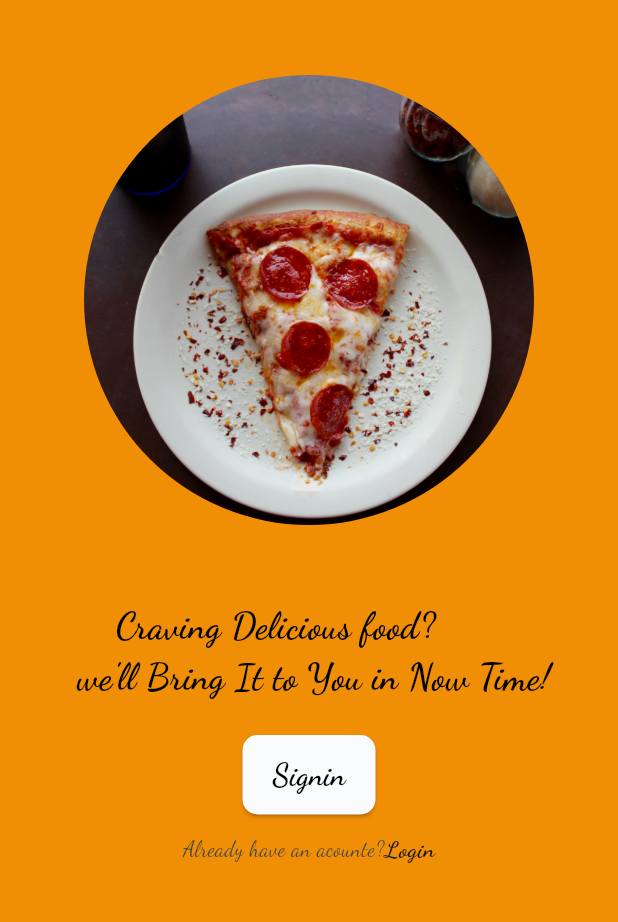
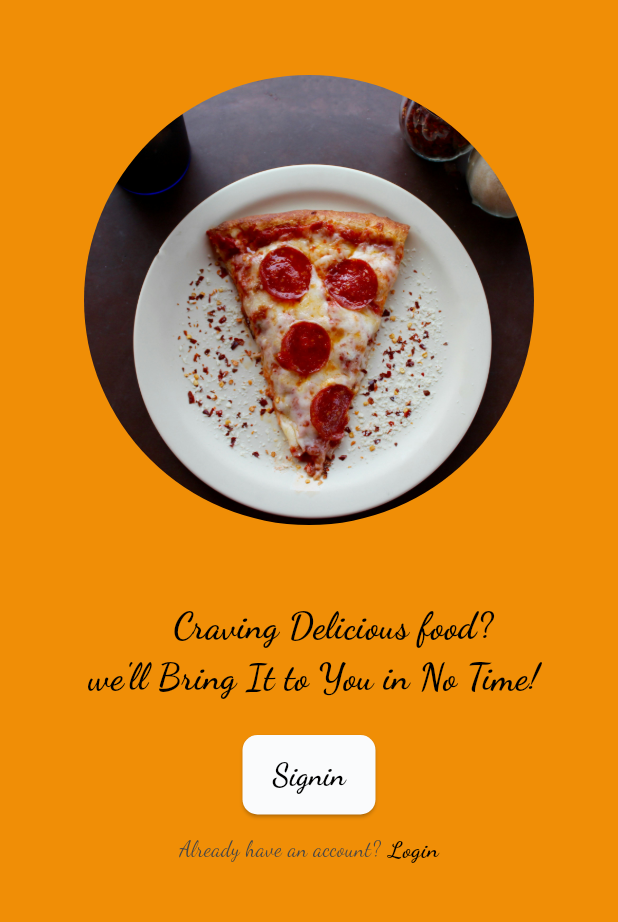
Before and after one commit to ahMEDtameR132/DeliverEats_app, a Flutter app: the screen it shows after launch, on a phone screen of 412 x 824 dp, the part 54-976 px from its top. Run offline on Flutter 3.47's test engine with Material 3 defaults, Android fonts, the phone set to English and light mode, and no system bars; our stand-ins replace dio, flutter_bloc, google_fonts.

Commit message:
your comment

```diff
--- a/lib/main.dart
+++ b/lib/main.dart
@@ -9,7 +9,6 @@ void main (){
 
 class DeliverEats extends StatelessWidget {
   const DeliverEats({super.key});
-
   @override
   Widget build(BuildContext context) {
     return BlocProvider(create: (context)=> Appcubite()..getfoods(),
--- a/lib/screen/home_screen.dart
+++ b/lib/screen/home_screen.dart
@@ -1,4 +1,4 @@
-import 'package:delivereats_app/screen/login_screen.dart';
+import 'package:delivereats_app/screen/signin.dart';
 import 'package:delivereats_app/screen/profile_screen.dart';
 import 'package:delivereats_app/screen/seating_screen.dart';
 import 'package:delivereats_app/widget/home/list_food.dart';
@@ -69,7 +69,7 @@ class _HomeScreenState extends State<HomeScreen> {
               leading: Icon(Icons.sign_language_sharp),
               title: Text('Signin'),
               onTap: () {
-                Navigator.push(context, MaterialPageRoute(builder: (context)=> LoginScreen()));
+                Navigator.push(context, MaterialPageRoute(builder: (context)=> Signin()));
               },
             ),
              ListTile(
--- a/lib/screen/opean_screen.dart
+++ b/lib/screen/opean_screen.dart
@@ -1,4 +1,5 @@
-import 'package:delivereats_app/screen/login_screen.dart';
+import 'package:delivereats_app/screen/login.dart';
+import 'package:delivereats_app/screen/signin.dart';
 import 'package:flutter/material.dart';
 import 'package:google_fonts/google_fonts.dart';
 
@@ -20,63 +21,84 @@ class _HomeScreenState extends State<OpenScreen> {
           Row(
             mainAxisAlignment: MainAxisAlignment.center,
             children: [
-              Text("DeliverEats",style: GoogleFonts.dancingScript(
+              Text(
+                "DeliverEats",
+                style: GoogleFonts.dancingScript(
                   fontSize: 25,
                   fontWeight: FontWeight.bold,
                   color: const Color.fromARGB(255, 0, 0, 0),
-          ),),
-             Icon(Icons.local_pizza,color: Colors.black,),
+                ),
+              ),
+              const Icon(Icons.local_pizza, color: Colors.black),
             ],
           ),
-          SizedBox(height: 50,),
-          SizedBox(
+          const SizedBox(height: 50),
+          const SizedBox(
             width: double.infinity,
             height: 300,
             child: CircleAvatar(
               radius: 100,
-              backgroundColor:const Color.fromARGB(255, 240, 142, 6) ,
+              backgroundColor: Color.fromARGB(255, 240, 142, 6),
               backgroundImage: AssetImage("assets/pexels-sydney-troxell-223521-708587.jpg"),
             ),
           ),
-          SizedBox(height: 50,),
-          Text("\t\t\t\t Craving Delicious food?\n we'll Bring It to You in Now Time!",style: GoogleFonts.dancingScript(
+          const SizedBox(height: 50),
+          Text(
+            "\t\t\t\t Craving Delicious food?\n we'll Bring It to You in No Time!",
+            style: GoogleFonts.dancingScript(
               fontSize: 24,
               fontWeight: FontWeight.bold,
               color: const Color.fromARGB(255, 0, 0, 0),
-          ),),
-          SizedBox(height: 22,),
+            ),
+            textAlign: TextAlign.center,
+          ),
+          const SizedBox(height: 22),
           ElevatedButton(
             style: ElevatedButton.styleFrom(
               backgroundColor: const Color.fromARGB(255, 250, 251, 252),
               foregroundColor: const Color.fromARGB(255, 16, 16, 16),
-         padding: EdgeInsets.symmetric(horizontal: 20, vertical: 12),
+              padding: const EdgeInsets.symmetric(horizontal: 20, vertical: 12),
               shape: RoundedRectangleBorder(
                 borderRadius: BorderRadius.circular(10),
               ),
             ),
             onPressed: () {
-    Navigator.push(context, MaterialPageRoute(builder: (context)=> LoginScreen()));
+              Navigator.push(context, MaterialPageRoute(builder: (context) => Signin()));
             },
-  child: Text("Signin",style: GoogleFonts.dancingScript(
+            child: Text(
+              "Signin",
+              style: GoogleFonts.dancingScript(
                 fontSize: 20,
                 fontWeight: FontWeight.bold,
                 color: const Color.fromARGB(255, 0, 0, 0),
-          ),),
               ),
-
-SizedBox(height: 12.5,),
+            ),
+          ),
+          const SizedBox(height: 12.5),
           Row(
             mainAxisAlignment: MainAxisAlignment.center,
             children: [
-            Text("Already have an acounte?",style:GoogleFonts.dancingScript(
+              Text(
+                "Already have an account?",
+                style: GoogleFonts.dancingScript(
                   color: const Color.fromARGB(255, 71, 70, 70),
                   fontSize: 14,
-            ) ,),
-             Text("Login",style:GoogleFonts.dancingScript(
-              color: const Color.fromARGB(255, 18, 18, 18),
+                ),
+              ),
+              const SizedBox(width: 5),
+              GestureDetector(
+                onTap: () {
+                  Navigator.push(context, MaterialPageRoute(builder: (context) => Login()));
+                },
+                child: Text(
+                  "Login",
+                  style: GoogleFonts.dancingScript(
+                    color: const Color.fromARGB(255, 0, 0, 0),
                     fontSize: 15.5,
-              fontWeight: FontWeight.bold
-            ) ,),
+                    fontWeight: FontWeight.bold,
+                  ),
+                ),
+              ),
             ],
           )
         ],
--- a/lib/screen/profile_screen.dart
+++ b/lib/screen/profile_screen.dart
@@ -1,4 +1,3 @@
-import 'package:delivereats_app/widget/home/circl.dart';
 import 'package:flutter/material.dart';
 import 'package:google_fonts/google_fonts.dart';
 
--- a/lib/widget/home/list_food.dart
+++ b/lib/widget/home/list_food.dart
@@ -1,6 +1,5 @@
 import 'package:delivereats_app/management/cubit.dart';
 import 'package:delivereats_app/management/state.dart';
-import 'package:delivereats_app/model/food.dart';
 import 'package:delivereats_app/widget/home/listfood.dart';
 import 'package:flutter/material.dart';
 import 'package:flutter_bloc/flutter_bloc.dart';
```
Also changed, not shown: lib/screen/login.dart (added, +126 -0 lines), lib/screen/signin.dart (renamed from lib/screen/login_screen.dart, +4 -4 lines). Lines whose indentation alone changed are shown as unchanged.
